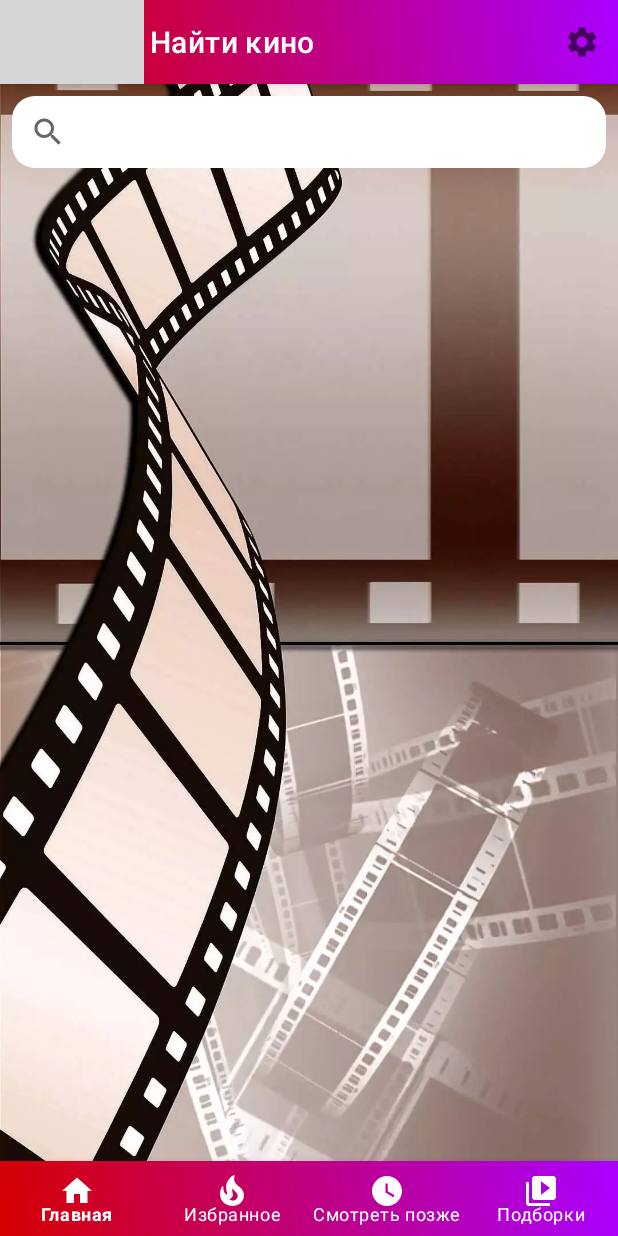
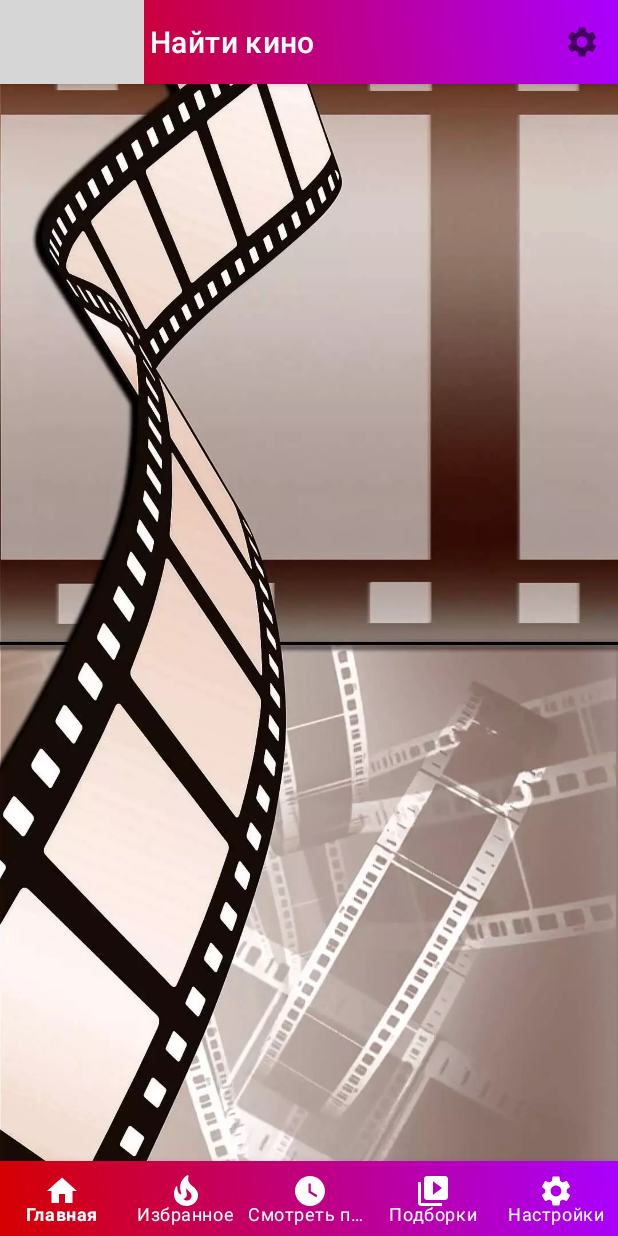
Before and after one commit to AlexVladimirov05690/First_App_Android_Studio, an Android app: the screen it shows after launch (MainActivity), on a phone screen of 412 x 824 dp. Run offline under Robolectric (Android 15) with nearby library versions, the phone set to English and light mode, and no system bars; our stand-ins replace Dagger/Hilt's generated code, data binding; 1 statement that could not run was skipped; grey boxes are pictures that could not be loaded.

Commit message:
Add settings

```diff
--- a/app/src/main/java/com/example/findfilms/App.kt
+++ b/app/src/main/java/com/example/findfilms/App.kt
@@ -3,6 +3,9 @@ package com.example.findfilms
 import android.app.Application
 import com.example.findfilms.com.example.findfilms.di.AppComponent
 import com.example.findfilms.com.example.findfilms.di.DaggerAppComponent
+import com.example.findfilms.com.example.findfilms.di.module.DatabaseModule
+import com.example.findfilms.com.example.findfilms.di.module.DomainModule
+import com.example.findfilms.com.example.findfilms.di.module.RemoteModule
 
 
 class App : Application() {
@@ -11,7 +14,11 @@ class App : Application() {
     override fun onCreate() {
         super.onCreate()
         instance = this
-        dagger = DaggerAppComponent.create()
+        dagger = DaggerAppComponent.builder()
+            .remoteModule(RemoteModule())
+            .databaseModule(DatabaseModule())
+            .domainModule(DomainModule(this))
+            .build()
 
 
     }
--- /dev/null
+++ b/app/src/main/java/com/example/findfilms/data/PreferenceProvider.kt
@@ -0,0 +1,31 @@
+package com.example.findfilms.data
+
+import android.content.Context
+import android.content.SharedPreferences
+import androidx.core.content.edit
+
+class PreferenceProvider(context: Context) {
+    private val appContext = context.applicationContext
+    private val preference: SharedPreferences = appContext.getSharedPreferences("setting", Context.MODE_PRIVATE)
+
+    init {
+        if(preference.getBoolean(KEY_FIRST_LAUNCH, false)){
+            preference.edit{putString(KEY_DEFAULT_CATEGORY, DEFAULT_CATEGORY)}
+            preference.edit{putBoolean(KEY_FIRST_LAUNCH, false)}
+        }
+    }
+
+    fun saveDefaultCategory(category: String){
+        preference.edit{putString(KEY_DEFAULT_CATEGORY, category)}
+    }
+
+    fun getDefaultCategory(): String {
+        return preference.getString(KEY_DEFAULT_CATEGORY, DEFAULT_CATEGORY) ?: DEFAULT_CATEGORY
+    }
+
+    companion object {
+        private const val KEY_FIRST_LAUNCH = "first_launch"
+        private const val KEY_DEFAULT_CATEGORY = "default_category"
+        private const val DEFAULT_CATEGORY = "popular"
+    }
+}
--- a/app/src/main/java/com/example/findfilms/data/TmdbApi.kt
+++ b/app/src/main/java/com/example/findfilms/data/TmdbApi.kt
@@ -4,11 +4,13 @@ package com.example.findfilms.com.example.findfilms.data
 import com.example.findfilms.com.example.findfilms.data.Entity.TmdbResultsDTO
 import retrofit2.Call
 import retrofit2.http.GET
+import retrofit2.http.Path
 import retrofit2.http.Query
 
 interface TmdbApi {
-    @GET("3/movie/popular")
+    @GET("3/movie/{category}")
     fun getFilms(
+        @Path("category") category: String,
         @Query("api_key") apiKey: String,
         @Query("language") language: String,
         @Query("page") page: Int
--- a/app/src/main/java/com/example/findfilms/di/AppComponent.kt
+++ b/app/src/main/java/com/example/findfilms/di/AppComponent.kt
@@ -4,6 +4,7 @@ import com.example.findfilms.com.example.findfilms.di.module.DatabaseModule
 import com.example.findfilms.com.example.findfilms.di.module.DomainModule
 import com.example.findfilms.com.example.findfilms.di.module.RemoteModule
 import com.example.findfilms.viewmodel.HomeFragmentViewModel
+import com.example.findfilms.viewmodel.SettingsFragmentViewModel
 import dagger.Component
 import javax.inject.Singleton
 
@@ -18,4 +19,6 @@ import javax.inject.Singleton
 )
 interface AppComponent {
     fun inject(homeFragmentViewModel: HomeFragmentViewModel)
+
+    fun inject(settingsFragmentViewModel: SettingsFragmentViewModel)
 }
--- a/app/src/main/java/com/example/findfilms/di/module/DomainModule.kt
+++ b/app/src/main/java/com/example/findfilms/di/module/DomainModule.kt
@@ -1,9 +1,11 @@
 package com.example.findfilms.com.example.findfilms.di.module
 
+import android.content.Context
 import com.example.findfilms.BuildConfig
 import com.example.findfilms.com.example.findfilms.data.ApiConstants
 import com.example.findfilms.com.example.findfilms.data.TmdbApi
 import com.example.findfilms.data.MainRepository
+import com.example.findfilms.data.PreferenceProvider
 import com.example.findfilms.domain.Interactor
 import dagger.Module
 import dagger.Provides
@@ -15,8 +17,20 @@ import java.util.concurrent.TimeUnit
 import javax.inject.Singleton
 
 @Module
-class DomainModule {
+class DomainModule(val context: Context) {
+
+    @Provides
+    fun provideContext() = context
+
     @Singleton
     @Provides
-    fun provideInteractor(repository: MainRepository, tmdbApi: TmdbApi) = Interactor(repo = repository, retrofitService = tmdbApi)
+    fun providePreference(context: Context) = PreferenceProvider(context)
+
+    @Singleton
+    @Provides
+    fun provideInteractor(
+        repository: MainRepository,
+        tmdbApi: TmdbApi,
+        preferenceProvider: PreferenceProvider,
+    ) = Interactor(repo = repository, retrofitService = tmdbApi, preference = preferenceProvider)
 }
--- a/app/src/main/java/com/example/findfilms/domain/Interactor.kt
+++ b/app/src/main/java/com/example/findfilms/domain/Interactor.kt
@@ -5,14 +5,15 @@ import com.example.findfilms.com.example.findfilms.data.Entity.TmdbResultsDTO
 import com.example.findfilms.com.example.findfilms.data.TmdbApi
 import com.example.findfilms.com.example.findfilms.utils.Converter
 import com.example.findfilms.data.MainRepository
+import com.example.findfilms.data.PreferenceProvider
 import com.example.findfilms.viewmodel.HomeFragmentViewModel
 import retrofit2.Call
 import retrofit2.Callback
 import retrofit2.Response
 
-class Interactor(val repo: MainRepository, private val retrofitService: TmdbApi) {
+class Interactor(val repo: MainRepository, private val retrofitService: TmdbApi, private val preference: PreferenceProvider) {
     fun getFilmsFromApi(page: Int, callback: HomeFragmentViewModel.ApiCallback) {
-        retrofitService.getFilms(API.KEY, "ru-RU", page).enqueue(object : Callback<TmdbResultsDTO> {
+        retrofitService.getFilms(getDefaultCategoryToPreference(), API.KEY, "ru-RU", page).enqueue(object : Callback<TmdbResultsDTO> {
             override fun onResponse(
                 call: Call<TmdbResultsDTO>,
                 response: Response<TmdbResultsDTO>
@@ -26,4 +27,10 @@ class Interactor(val repo: MainRepository, private val retrofitService: TmdbApi)
 
         })
     }
+
+    fun saveDefaultCategoryToPreference(category: String) {
+        preference.saveDefaultCategory(category)
+    }
+
+    fun getDefaultCategoryToPreference() = preference.getDefaultCategory()
 }
--- a/app/src/main/java/com/example/findfilms/utils/AnimationHelper.kt
+++ b/app/src/main/java/com/example/findfilms/utils/AnimationHelper.kt
@@ -9,7 +9,7 @@ import kotlin.math.hypot
 import kotlin.math.roundToInt
 
 object AnimationHelper {
-    private const val MENU_ITEMS = 4
+    private const val MENU_ITEMS = 5
     fun performFragmentCircularRevealAnimation(rootView: View, activity: Activity, position: Int) {
         Executors.newSingleThreadExecutor().execute {
             while (true) {
--- a/app/src/main/java/com/example/findfilms/view/MainActivity.kt
+++ b/app/src/main/java/com/example/findfilms/view/MainActivity.kt
@@ -80,6 +80,12 @@ class MainActivity : AppCompatActivity() {
                     changeFragment(fragment?: SelectionsFragment(), tag)
                     true
                 }
+                R.id.set -> {
+                    val tag = "settings"
+                    val fragment = checkFragmentExistence(tag)
+                    changeFragment( fragment?: SettingsFragment(), tag)
+                    true
+                }
                 else -> false
             }
         }
--- a/app/src/main/java/com/example/findfilms/view/fragments/HomeFragment.kt
+++ b/app/src/main/java/com/example/findfilms/view/fragments/HomeFragment.kt
@@ -6,13 +6,11 @@ import android.view.LayoutInflater
 import android.view.View
 import android.view.ViewGroup
 import android.widget.SearchView
-import androidx.lifecycle.Observer
 import androidx.lifecycle.ViewModelProvider
 import androidx.recyclerview.widget.LinearLayoutManager
 import com.example.findfilms.view.rv_adapetrs.FilmListRecyclerAdapter
 import com.example.findfilms.view.rv_adapetrs.TopSpacingItemDecoration
 import java.util.*
-import com.example.findfilms.R
 import com.example.findfilms.databinding.FragmentHomeBinding
 import com.example.findfilms.domain.Film
 import com.example.findfilms.utils.AnimationHelper
@@ -56,8 +54,10 @@ class HomeFragment : Fragment() {
         searchInit()
         viewModel.filmsListLiveData.observe(viewLifecycleOwner) {
             filmDataBase = it
+            filmsAdapter.addItems(it)
         }
         initAdapter()
+        initPullToRefresh()
 
     }
 
@@ -104,4 +104,15 @@ class HomeFragment : Fragment() {
 
         }
     }
+
+    private fun initPullToRefresh(){
+        binding.pullToRefresh.setOnRefreshListener {
+            //Чистим адаптер(items нужно будет сделать паблик или создать для этого публичный метод)
+            filmsAdapter.items.clear()
+            //Делаем новый запрос фильмов на сервер
+            viewModel.getFilms()
+            //Убираем крутящееся колечко
+            binding.pullToRefresh.isRefreshing = false
+        }
+    }
 }
--- a/app/src/main/java/com/example/findfilms/view/rv_adapetrs/FilmListRecyclerAdapter.kt
+++ b/app/src/main/java/com/example/findfilms/view/rv_adapetrs/FilmListRecyclerAdapter.kt
@@ -12,7 +12,7 @@ import com.example.findfilms.domain.Film
 
 class FilmListRecyclerAdapter(private val clickListener: OnItemClickListener): RecyclerView.Adapter<RecyclerView.ViewHolder>() {
 
-    private var items = mutableListOf<Film>()
+    var items = mutableListOf<Film>()
     private lateinit var binding: FilmItemBinding
 
     override fun getItemCount() = items.size
--- a/app/src/main/java/com/example/findfilms/viewmodel/HomeFragmentViewModel.kt
+++ b/app/src/main/java/com/example/findfilms/viewmodel/HomeFragmentViewModel.kt
@@ -13,15 +13,20 @@ class HomeFragmentViewModel : ViewModel() {
     lateinit var interactor: Interactor
     init {
         App.instance.dagger.inject(this)
+        getFilms()
+
+    }
+
+    fun getFilms() {
         interactor.getFilmsFromApi(1, object : ApiCallback {
             override fun onSuccess(films: List<Film>) {
                 filmsListLiveData.postValue(films)
             }
+
             override fun onFailure() {
 
             }
         })
-
     }
 
     interface ApiCallback {
--- /dev/null
+++ b/app/src/main/res/drawable/background_settings.xml
@@ -0,0 +1,6 @@
+<?xml version="1.0" encoding="utf-8"?>
+<shape xmlns:android="http://schemas.android.com/apk/res/android">
+    <gradient android:startColor="#21A659"
+        android:endColor="#9E7124"
+        android:angle="45"/>
+</shape>
--- a/app/src/main/res/layout/fragment_home.xml
+++ b/app/src/main/res/layout/fragment_home.xml
@@ -1,27 +1,37 @@
 <?xml version="1.0" encoding="utf-8"?>
 <layout xmlns:android="http://schemas.android.com/apk/res/android"
-    xmlns:tools="http://schemas.android.com/tools"
-    xmlns:app="http://schemas.android.com/apk/res-auto">
+    xmlns:app="http://schemas.android.com/apk/res-auto"
+    xmlns:tools="http://schemas.android.com/tools">
 
     <data>
 
     </data>
 
     <androidx.constraintlayout.widget.ConstraintLayout
+        android:id="@+id/home_fragment_root"
         android:layout_width="match_parent"
         android:layout_height="match_parent"
-        android:id="@+id/home_fragment_root"
         android:visibility="invisible"
-        tools:visibility="visible"
-        tools:context=".view.fragments.HomeFragment">
+        tools:context=".view.fragments.HomeFragment"
+        tools:visibility="visible">
 
         <androidx.appcompat.widget.SearchView
             android:id="@+id/search_view"
-            android:background="@drawable/background_search_view"
             android:layout_width="match_parent"
             android:layout_height="wrap_content"
             android:layout_margin="@dimen/search_view_margin"
+            android:background="@drawable/background_search_view"
             app:layout_constraintTop_toTopOf="parent" />
+
+        <androidx.swiperefreshlayout.widget.SwipeRefreshLayout
+            android:id="@+id/pull_to_refresh"
+            android:layout_width="match_parent"
+            android:layout_height="0dp"
+            app:layout_behavior="@string/appbar_scrolling_view_behavior"
+            app:layout_constraintBottom_toBottomOf="parent"
+            app:layout_constraintLeft_toLeftOf="parent"
+            app:layout_constraintRight_toRightOf="parent"
+            app:layout_constraintTop_toBottomOf="@+id/search_view">
 
             <androidx.recyclerview.widget.RecyclerView
                 android:id="@+id/main_recycler"
@@ -35,6 +45,7 @@
                 app:layout_constraintTop_toBottomOf="@id/search_view"
                 app:layout_constraintVertical_bias="1.0"
                 tools:listitem="@layout/film_item" />
+        </androidx.swiperefreshlayout.widget.SwipeRefreshLayout>
 
     </androidx.constraintlayout.widget.ConstraintLayout>
 </layout>
--- a/app/src/main/res/menu/bottom_menu.xml
+++ b/app/src/main/res/menu/bottom_menu.xml
@@ -26,4 +26,10 @@
         android:title="@string/selections"
         app:showAsAction="ifRoom"/>
 
+    <item
+        android:id="@+id/set"
+        android:icon="@drawable/ic_settings"
+        android:title="@string/setting"
+        app:showAsAction="ifRoom"/>
+
 </menu>
--- a/build.gradle
+++ b/build.gradle
@@ -2,7 +2,7 @@
 plugins {
     id 'com.android.application' version '7.2.1' apply false
     id 'com.android.library' version '7.2.1' apply false
-    id 'org.jetbrains.kotlin.android' version '1.6.21' apply false
+    id 'org.jetbrains.kotlin.android' version '1.7.10' apply false
 
 }
 
```
Also changed, not shown: app/src/main/java/com/example/findfilms/view/fragments/SettingsFragment.kt (added, +60 -0 lines), app/src/main/java/com/example/findfilms/viewmodel/SettingsFragmentViewModel.kt (added, +27 -0 lines), app/src/main/res/layout/fragment_settings.xml (added, +56 -0 lines), app/src/main/res/values/strings.xml (+7 -0 lines). Lines whose indentation alone changed are shown as unchanged.
